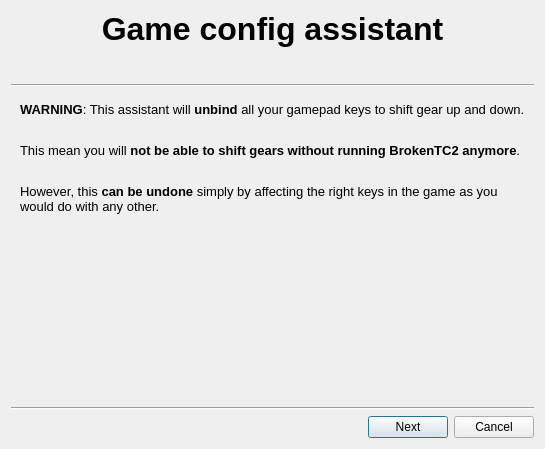
The window that BrokenTC2/TC/Dialog_ConfigureGame.ui (BrokenGameNoob/BrokenTC2) describes before a commit, drawn with Qt 5.
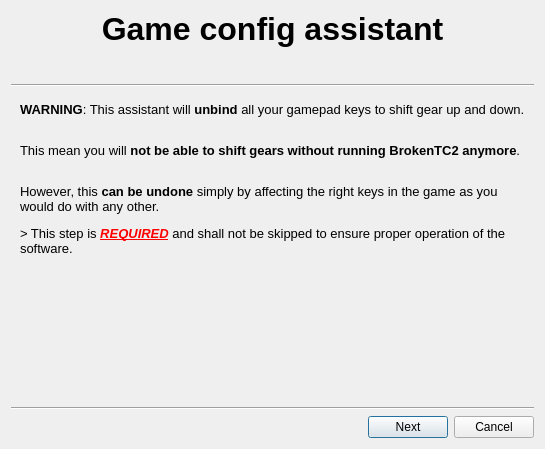
The same window after the commit.

The edit to the form file:
```diff
--- a/BrokenTC2/TC/Dialog_ConfigureGame.ui
+++ b/BrokenTC2/TC/Dialog_ConfigureGame.ui
@@ -57,7 +57,7 @@
        <item>
         <widget class="QLabel" name="lbl_disp_intro">
          <property name="text">
-          <string>&lt;html&gt;&lt;head/&gt;&lt;body&gt;&lt;p&gt;&lt;span style=&quot; font-size:10pt; font-weight:700;&quot;&gt;WARNING&lt;/span&gt;&lt;span style=&quot; font-size:10pt;&quot;&gt;: This assistant will &lt;/span&gt;&lt;span style=&quot; font-size:10pt; font-weight:700;&quot;&gt;unbind&lt;/span&gt;&lt;span style=&quot; font-size:10pt;&quot;&gt; all your gamepad keys to shift gear up and down.&lt;br/&gt;&lt;/span&gt;&lt;/p&gt;&lt;p&gt;&lt;span style=&quot; font-size:10pt;&quot;&gt;This mean you will &lt;/span&gt;&lt;span style=&quot; font-size:10pt; font-weight:700;&quot;&gt;not be able to shift gears without running BrokenTC2 anymore&lt;/span&gt;&lt;span style=&quot; font-size:10pt;&quot;&gt;.&lt;br/&gt;&lt;/span&gt;&lt;/p&gt;&lt;p&gt;&lt;span style=&quot; font-size:10pt;&quot;&gt;However, this &lt;/span&gt;&lt;span style=&quot; font-size:10pt; font-weight:700;&quot;&gt;can be undone&lt;/span&gt;&lt;span style=&quot; font-size:10pt;&quot;&gt; simply by affecting the right keys in the game as you would do with any other.&lt;/span&gt;&lt;/p&gt;&lt;/body&gt;&lt;/html&gt;</string>
+          <string>&lt;html&gt;&lt;head/&gt;&lt;body&gt;&lt;p&gt;&lt;span style=&quot; font-size:10pt; font-weight:700;&quot;&gt;WARNING&lt;/span&gt;&lt;span style=&quot; font-size:10pt;&quot;&gt;: This assistant will &lt;/span&gt;&lt;span style=&quot; font-size:10pt; font-weight:700;&quot;&gt;unbind&lt;/span&gt;&lt;span style=&quot; font-size:10pt;&quot;&gt; all your gamepad keys to shift gear up and down.&lt;br/&gt;&lt;/span&gt;&lt;/p&gt;&lt;p&gt;&lt;span style=&quot; font-size:10pt;&quot;&gt;This mean you will &lt;/span&gt;&lt;span style=&quot; font-size:10pt; font-weight:700;&quot;&gt;not be able to shift gears without running BrokenTC2 anymore&lt;/span&gt;&lt;span style=&quot; font-size:10pt;&quot;&gt;.&lt;br/&gt;&lt;/span&gt;&lt;/p&gt;&lt;p&gt;&lt;span style=&quot; font-size:10pt;&quot;&gt;However, this &lt;/span&gt;&lt;span style=&quot; font-size:10pt; font-weight:700;&quot;&gt;can be undone&lt;/span&gt;&lt;span style=&quot; font-size:10pt;&quot;&gt; simply by affecting the right keys in the game as you would do with any other.&lt;/span&gt;&lt;/p&gt;&lt;p&gt;&lt;span style=&quot; font-size:10pt;&quot;&gt;&amp;gt; This step is &lt;/span&gt;&lt;span style=&quot; font-size:10pt; font-weight:700; font-style:italic; text-decoration: underline; color:#ff0000;&quot;&gt;REQUIRED&lt;/span&gt;&lt;span style=&quot; font-size:10pt;&quot;&gt; and shall not be skipped to ensure proper operation of the software.&lt;/span&gt;&lt;/p&gt;&lt;/body&gt;&lt;/html&gt;</string>
          </property>
          <property name="alignment">
           <set>Qt::AlignLeading|Qt::AlignLeft|Qt::AlignTop</set>
```
